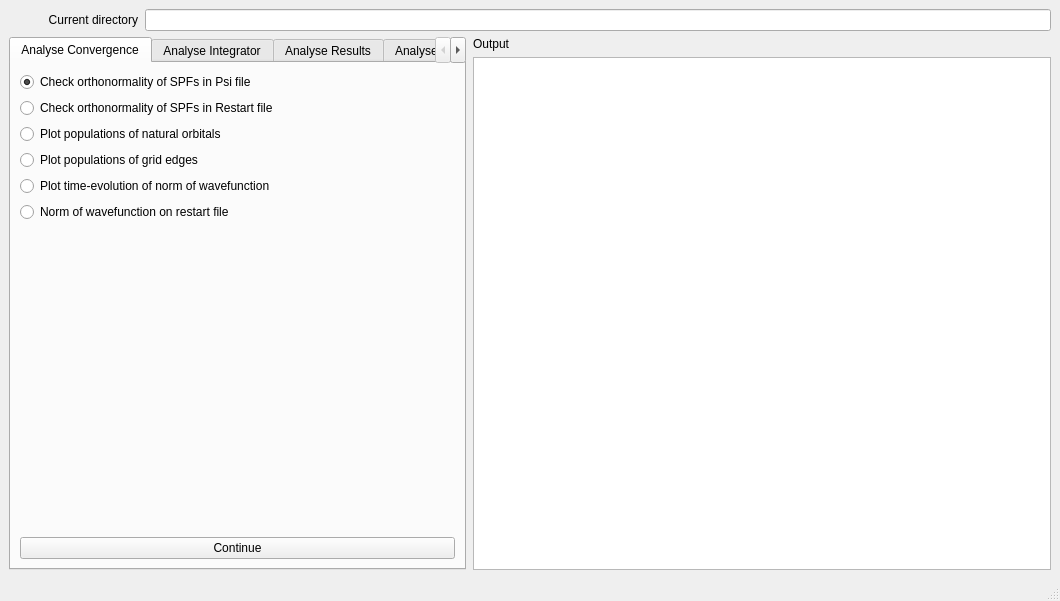
wenzhaojia2000/msc-trajectory-analysis, file source/analyse/gui_files/gui_analysis/ui_analysis.ui: the form before one commit.
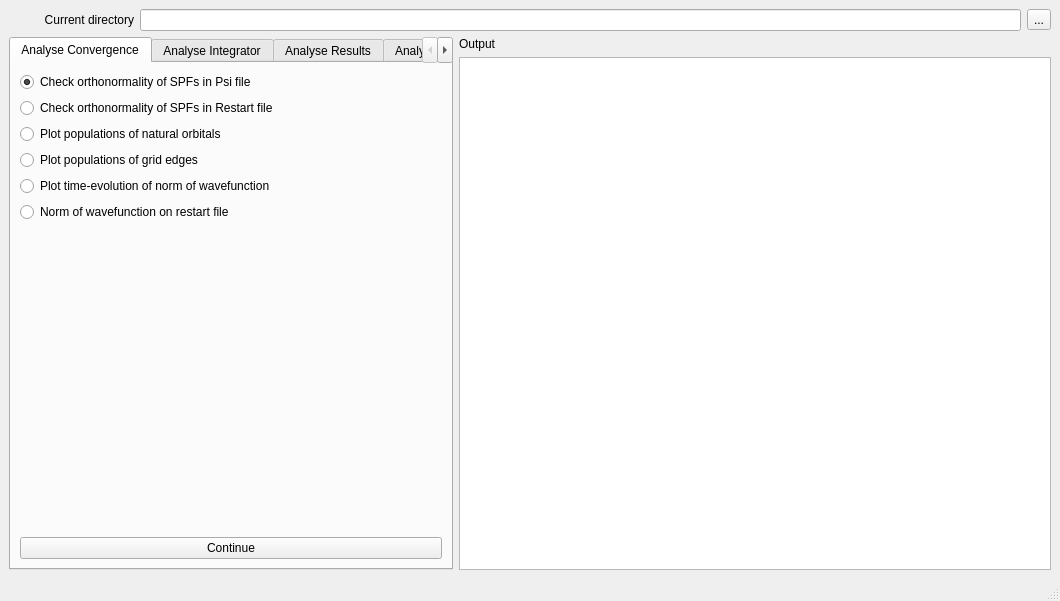
The form after the commit.

Commit message: Adds file browsing menu

Patch:
```diff
--- a/source/analyse/gui_files/gui_analysis/ui_analysis.ui
+++ b/source/analyse/gui_files/gui_analysis/ui_analysis.ui
@@ -16,13 +16,7 @@
   <widget class="QWidget" name="centralwidget">
    <layout class="QVBoxLayout" name="verticalLayout_5">
     <item>
-     <layout class="QGridLayout" name="gridLayout" columnstretch="10,25,45">
-      <property name="horizontalSpacing">
-       <number>7</number>
-      </property>
-      <item row="0" column="1" colspan="2">
-       <widget class="QLineEdit" name="dir_edit"/>
-      </item>
+     <layout class="QGridLayout" name="gridLayout" columnstretch="10,25,45,0">
       <item row="0" column="0">
        <widget class="QLabel" name="dir_label">
         <property name="layoutDirection">
@@ -39,22 +33,13 @@
         </property>
        </widget>
       </item>
-      <item row="1" column="2">
-       <widget class="QLabel" name="output_label">
-        <property name="text">
-         <string>Output</string>
-        </property>
-       </widget>
+      <item row="0" column="1" colspan="2">
+       <widget class="QLineEdit" name="dir_edit"/>
       </item>
-      <item row="2" column="2">
-       <widget class="QTextEdit" name="output_view">
-        <property name="font">
-         <font>
-          <family>Courier</family>
-         </font>
-        </property>
-        <property name="readOnly">
-         <bool>true</bool>
+      <item row="0" column="3">
+       <widget class="QToolButton" name="dir_edit_dialog">
+        <property name="text">
+         <string>...</string>
         </property>
        </widget>
       </item>
@@ -437,6 +422,28 @@
         </widget>
        </widget>
       </item>
+      <item row="2" column="2" colspan="2">
+       <widget class="QTextEdit" name="output_view">
+        <property name="font">
+         <font>
+          <family>Courier</family>
+         </font>
+        </property>
+        <property name="readOnly">
+         <bool>true</bool>
+        </property>
+       </widget>
+      </item>
+      <item row="1" column="2" colspan="2">
+       <widget class="QLabel" name="output_label">
+        <property name="text">
+         <string>Output</string>
+        </property>
+        <property name="buddy">
+         <cstring>output_view</cstring>
+        </property>
+       </widget>
+      </item>
      </layout>
     </item>
    </layout>
```
Left out of the diff: 23 changed lines with no effect on the pictures. The commit also changes 1 other file.
